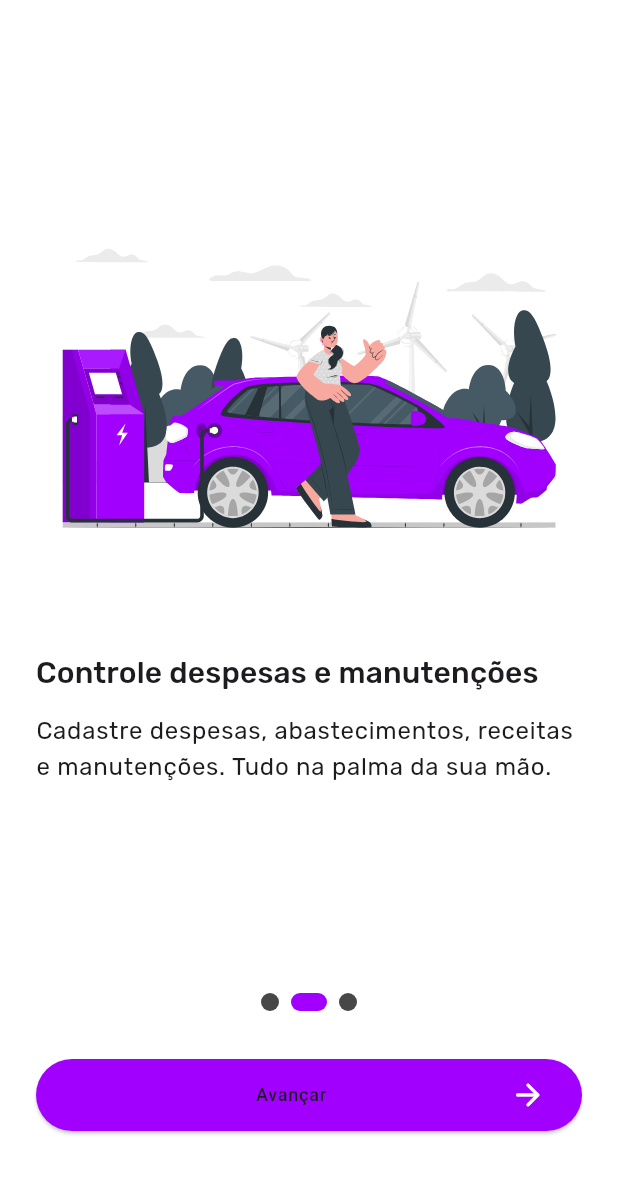
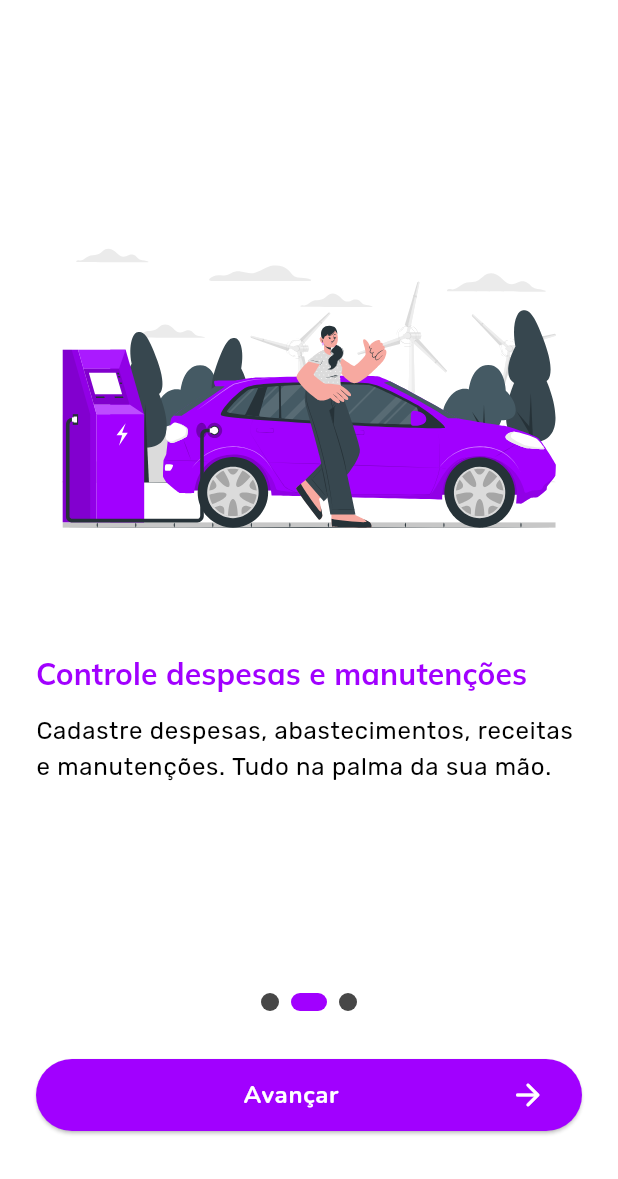
Before and after one commit to Barba2k2/meu_carango_app, a Flutter app: the screen it shows after launch, swiped to page 2, on a phone screen of 412 x 824 dp, the part 57-1236 px from its top. Run offline on Flutter 3.47's test engine with Material 3 defaults, Android fonts, the phone set to English and light mode, and no system bars; our stand-ins replace flutter_svg, gap, get_it, go_router, google_fonts; missing offline and left inert: lucid_validation.

Commit message:
fix(design_system): Adjust text colors

```diff
--- a/design_system/lib/src/theme/app_theme.dart
+++ b/design_system/lib/src/theme/app_theme.dart
@@ -14,45 +14,75 @@
       // Display
       displayLarge: GoogleFonts.rubik(
         fontSize: 64,
+        color: AppColors.blackColor, // Adicionado cor
       ),
       displayMedium: GoogleFonts.rubik(
         fontSize: 48,
+        color: AppColors.blackColor, // Adicionado cor
       ),
       displaySmall: GoogleFonts.rubik(
         fontSize: 32,
+        color: AppColors.blackColor, // Adicionado cor
       ),
 
       // Headline
       headlineLarge: GoogleFonts.rubik(
         fontSize: 40,
+        color: AppColors.blackColor, // Adicionado cor
       ),
       headlineMedium: GoogleFonts.rubik(
         fontSize: 36,
+        color: AppColors.blackColor, // Adicionado cor
       ),
       headlineSmall: GoogleFonts.rubik(
         fontSize: 32,
+        color: AppColors.blackColor, // Adicionado cor
+      ),
+
+      // Subhead
+      labelLarge: GoogleFonts.nunito(
+        fontWeight: FontWeight.bold,
+        color: AppColors.blackColor, // Alterado para preto
+        fontSize: 18,
+      ),
+      labelMedium: GoogleFonts.nunito(
+        fontWeight: FontWeight.bold,
+        color: AppColors.whiteColor, // Alterado para preto
+        fontSize: 16,
+      ),
+      labelSmall: GoogleFonts.nunito(
+        fontWeight: FontWeight.bold,
+        color: AppColors.blackColor, // Alterado para preto
+        fontSize: 14,
       ),
 
       // Title
       titleLarge: GoogleFonts.rubik(
         fontSize: 28,
+        color: AppColors.blackColor,
       ),
       titleMedium: GoogleFonts.rubik(
         fontSize: 24,
+        color: AppColors.blackColor,
       ),
-      titleSmall: GoogleFonts.rubik(
+      titleSmall: GoogleFonts.mulish(
+        color: AppColors.primaryColor,
+        fontWeight: FontWeight.bold,
         fontSize: 20,
       ),
 
       // Body
       bodyLarge: GoogleFonts.rubik(
         fontSize: 16,
+        color: AppColors.blackColor,
       ),
       bodyMedium: GoogleFonts.rubik(
         fontSize: 14,
+        color: AppColors.blackColor,
       ),
       bodySmall: GoogleFonts.rubik(
         fontSize: 12,
+        color: AppColors.blackColor,
       ),
     ),
   );
@@ -95,7 +125,7 @@
       // Subhead
       labelLarge: GoogleFonts.nunito(
         fontWeight: FontWeight.bold,
-        color: AppColors.whiteColor,
+        color: AppColors.blackColor,
         fontSize: 18,
       ),
       labelMedium: GoogleFonts.nunito(
@@ -105,7 +135,7 @@
       ),
       labelSmall: GoogleFonts.nunito(
         fontWeight: FontWeight.bold,
-        color: AppColors.whiteColor,
+        color: AppColors.blackColor,
         fontSize: 14,
       ),
 
```
